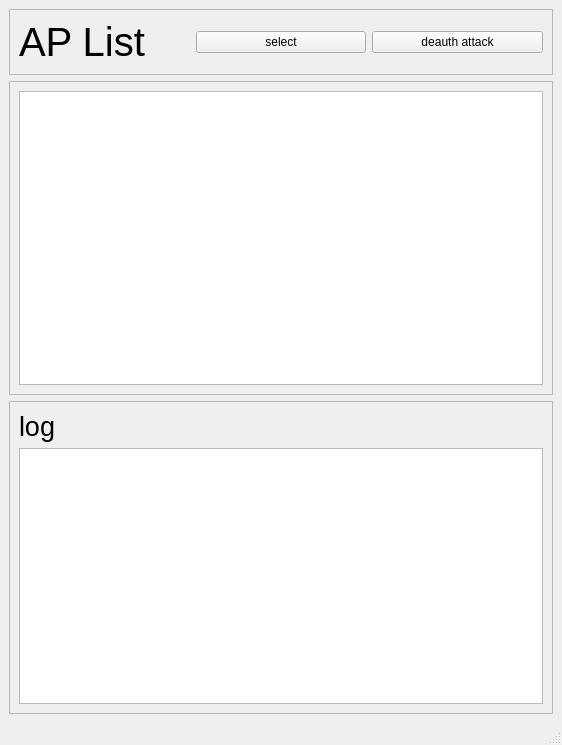
Above: mainwindow.ui from qudwns2052/NetKillerW before the change. Below: the same form after it.
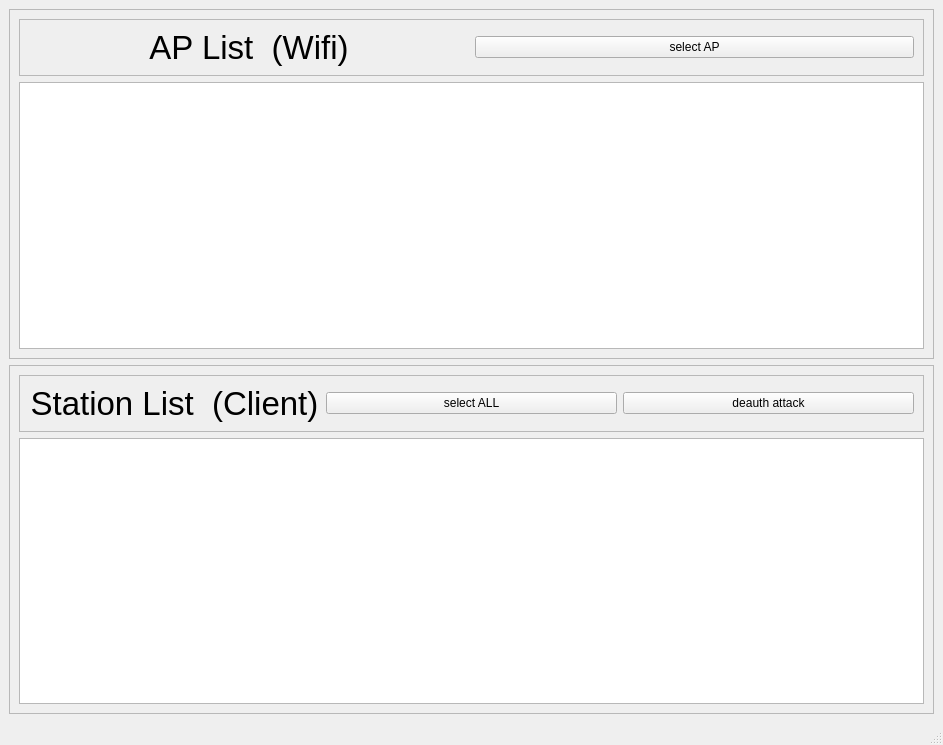
That is the form after the change.

The edit to the form file:
```diff
--- a/mainwindow.ui
+++ b/mainwindow.ui
@@ -6,7 +6,7 @@
    <rect>
     <x>0</x>
     <y>0</y>
-    <width>562</width>
+    <width>943</width>
     <height>745</height>
    </rect>
   </property>
@@ -14,7 +14,16 @@
    <string>MainWindow</string>
   </property>
   <widget class="QWidget" name="centralwidget">
-   <layout class="QVBoxLayout" name="verticalLayout_4">
+   <layout class="QVBoxLayout" name="verticalLayout">
+    <item>
+     <widget class="QFrame" name="frame_3">
+      <property name="frameShape">
+       <enum>QFrame::StyledPanel</enum>
+      </property>
+      <property name="frameShadow">
+       <enum>QFrame::Raised</enum>
+      </property>
+      <layout class="QVBoxLayout" name="verticalLayout_3">
     <item>
      <widget class="QFrame" name="frame">
       <property name="frameShape">
@@ -28,40 +37,27 @@
         <widget class="QLabel" name="label">
          <property name="font">
           <font>
-           <pointsize>30</pointsize>
+              <pointsize>25</pointsize>
           </font>
          </property>
          <property name="text">
-          <string>AP List</string>
+             <string>AP List  (Wifi)</string>
+            </property>
+            <property name="alignment">
+             <set>Qt::AlignCenter</set>
          </property>
         </widget>
        </item>
        <item>
         <widget class="QPushButton" name="btn_select">
          <property name="text">
-          <string>select</string>
-         </property>
-        </widget>
-       </item>
-       <item>
-        <widget class="QPushButton" name="btn_deauth">
-         <property name="text">
-          <string>deauth attack</string>
+             <string>select AP</string>
          </property>
         </widget>
        </item>
       </layout>
      </widget>
     </item>
-    <item>
-     <widget class="QFrame" name="frame_3">
-      <property name="frameShape">
-       <enum>QFrame::StyledPanel</enum>
-      </property>
-      <property name="frameShadow">
-       <enum>QFrame::Raised</enum>
-      </property>
-      <layout class="QVBoxLayout" name="verticalLayout_3">
        <item>
         <widget class="QListWidget" name="listWidget">
          <property name="font">
@@ -87,19 +83,48 @@
       </property>
       <layout class="QVBoxLayout" name="verticalLayout_2">
        <item>
+        <widget class="QFrame" name="frame_4">
+         <property name="frameShape">
+          <enum>QFrame::StyledPanel</enum>
+         </property>
+         <property name="frameShadow">
+          <enum>QFrame::Raised</enum>
+         </property>
+         <layout class="QHBoxLayout" name="horizontalLayout_2">
+          <item>
         <widget class="QLabel" name="label_2">
          <property name="font">
           <font>
-           <pointsize>20</pointsize>
+              <pointsize>25</pointsize>
           </font>
          </property>
          <property name="text">
-          <string>log</string>
-         </property>
+             <string>Station List  (Client)</string>
+            </property>
+            <property name="alignment">
+             <set>Qt::AlignCenter</set>
+            </property>
         </widget>
        </item>
        <item>
-        <widget class="QTextBrowser" name="textBrowser">
+           <widget class="QPushButton" name="btn_all">
+            <property name="text">
+             <string>select ALL</string>
+            </property>
+           </widget>
+          </item>
+          <item>
+           <widget class="QPushButton" name="btn_deauth">
+            <property name="text">
+             <string>deauth attack</string>
+            </property>
+           </widget>
+          </item>
+         </layout>
+        </widget>
+       </item>
+       <item>
+        <widget class="QListWidget" name="listWidget_2">
          <property name="font">
           <font>
            <pointsize>20</pointsize>
```
Left out of the diff: 4 changed lines with no effect on the pictures. Lines whose indentation alone changed are shown as unchanged.
